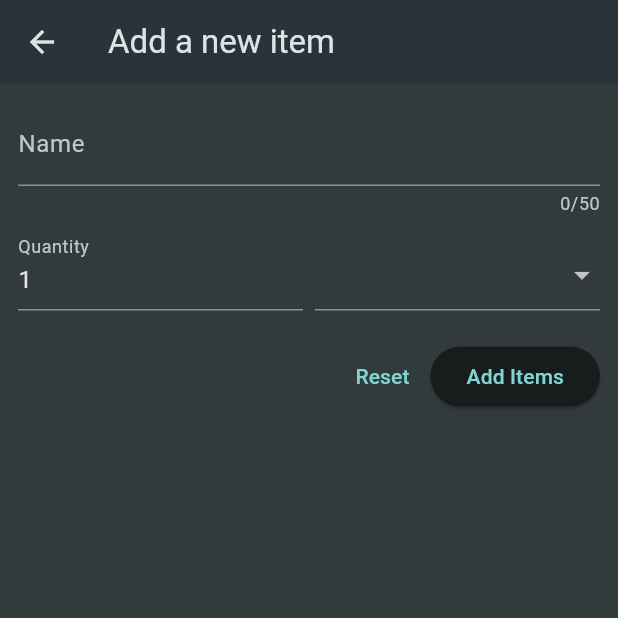
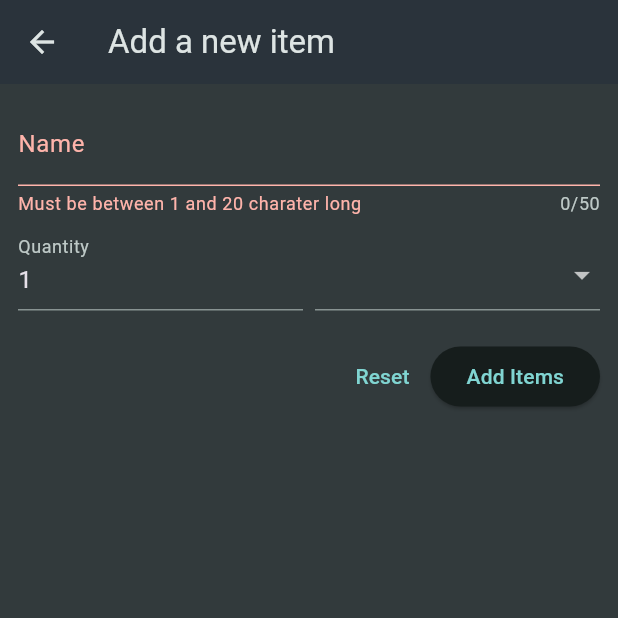
Before and after one commit to Sandipshrestha1/shopping_list, a Flutter app: the NewItem screen opened directly, after a tap on "Add Items", on a phone screen of 412 x 824 dp, the top half of it. Run offline on Flutter 3.47's test engine with Material 3 defaults, Android fonts, the phone set to English and light mode, and no system bars.

Commit message:
added reset  option

```diff
--- a/lib/widgets/new_item.dart
+++ b/lib/widgets/new_item.dart
@@ -11,6 +11,12 @@ class NewItem extends StatefulWidget {
 }
 
 class _NewItemState extends State<NewItem> {
+  final _formKey = GlobalKey<FormState>();
+
+  void _saveItem() {
+    _formKey.currentState!.validate();
+  }
+
   @override
   Widget build(BuildContext context) {
     return Scaffold(
@@ -20,6 +26,7 @@ class _NewItemState extends State<NewItem> {
       body: Padding(
         padding: const EdgeInsets.all(12),
         child: Form(
+          key: _formKey,
           child: Column(
             children: [
               TextFormField(
@@ -46,6 +53,7 @@ class _NewItemState extends State<NewItem> {
                       decoration: const InputDecoration(
                         label: Text("Quantity"),
                       ),
+                      keyboardType: TextInputType.number,
                       initialValue: "1",
                       validator: (value) {
                         if (value == null ||
@@ -88,9 +96,13 @@ class _NewItemState extends State<NewItem> {
               Row(
                 mainAxisAlignment: MainAxisAlignment.end,
                 children: [
-                  TextButton(onPressed: () {}, child: const Text("Reset")),
+                  TextButton(
+                      onPressed: () {
+                        _formKey.currentState!.reset();
+                      },
+                      child: const Text("Reset")),
                   ElevatedButton(
-                      onPressed: () {}, child: const Text("Add Items"))
+                      onPressed: _saveItem, child: const Text("Add Items"))
                 ],
               )
             ],
```
